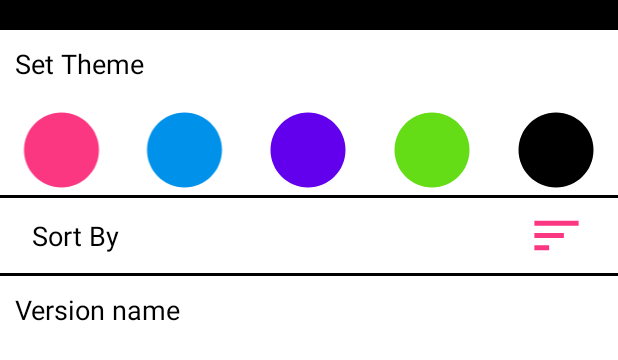
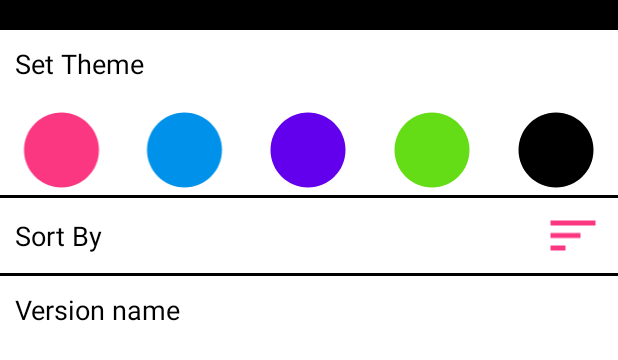
Before and after one commit to tphan5901/Music-Player, an Android app built with Jetpack Compose: the layout activity_settings.xml on its own in the app's theme, with its tools: preview values and no code run, on a phone screen of 412 x 824 dp. Shown: the top 360 px of the screen. Run offline under Robolectric (Android 15) with nearby library versions, the phone set to English and light mode, and no system bars.

Commit message:
UI changes

```diff
--- a/app/src/main/res/layout/activity_settings.xml
+++ b/app/src/main/res/layout/activity_settings.xml
@@ -65,7 +65,6 @@
         android:layout_height="50dp"
         android:orientation="horizontal"
         android:background="@color/white"
-        android:paddingHorizontal="16dp"
         android:layout_marginVertical="2dp">
         <TextView
             android:layout_width="0dp"
@@ -76,15 +75,17 @@
             android:textColor="@color/black"
             android:gravity="center|start"
             android:layout_weight="1"
-            android:paddingStart="5dp"
-            tools:ignore="RtlSymmetry" />
+            tools:ignore="RtlSymmetry"
+            android:paddingStart="10dp" />
+
         <com.google.android.material.imageview.ShapeableImageView
             android:id="@+id/sortBtn"
             android:layout_width="50dp"
             android:layout_height="match_parent"
             android:src="@drawable/sort_icon"
             android:tint="@color/cool_pink"
-            android:padding="5dp"/>
+            android:paddingEnd="10dp"/>
+
     </LinearLayout>
 
     <TextView
```
